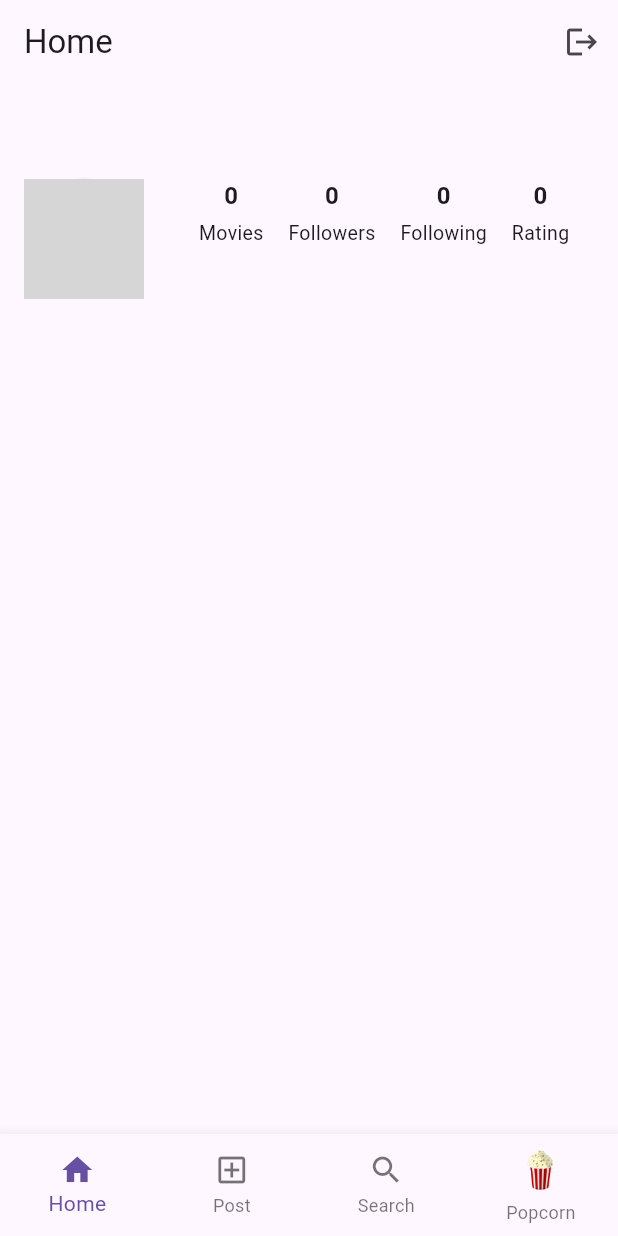
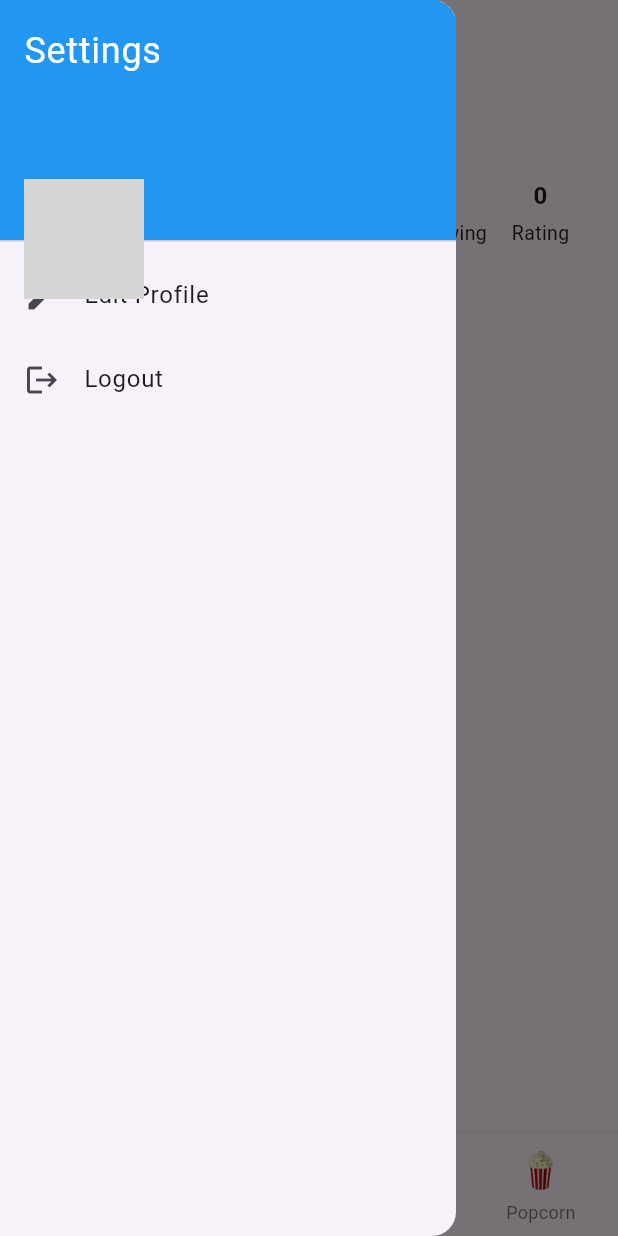
Before and after one commit to samanyu103/popcorn, a Flutter app: the screen it shows once a user with an empty profile is signed in, with the side drawer open (before the commit the screen has no drawer), on a phone screen of 412 x 824 dp. Run offline on Flutter 3.47's test engine with Material 3 defaults, Android fonts, the phone set to English and light mode, and no system bars; our stand-ins replace cloud_firestore, firebase_auth, firebase_core; accounts and stored records are empty; network calls fail; grey boxes are pictures that could not be loaded.

Commit message:
settings

```diff
--- a/lib/screens/home.dart
+++ b/lib/screens/home.dart
@@ -33,17 +33,69 @@ class HomeScreen extends StatelessWidget {
     return Scaffold(
       appBar: AppBar(
         title: const Text('Home'),
+        leading: Builder(
+          builder:
+              (context) => IconButton(
+                icon: const Icon(Icons.menu),
+                onPressed: () {
+                  Scaffold.of(context).openDrawer();
+                },
+              ),
+        ),
+      ),
+      drawer: Drawer(
+        child: ListView(
+          padding: EdgeInsets.zero,
+          children: [
+            const DrawerHeader(
+              decoration: BoxDecoration(color: Colors.blue),
+              child: Text(
+                'Settings',
+                style: TextStyle(color: Colors.white, fontSize: 24),
+              ),
+            ),
+            ListTile(
+              leading: const Icon(Icons.edit),
+              title: const Text('Edit Profile'),
+              onTap: () {
+                Navigator.pop(context); // close drawer
+                Navigator.pushNamed(context, '/details');
+              },
+            ),
+            ListTile(
+              leading: const Icon(Icons.logout),
+              title: const Text('Logout'),
+              onTap: () async {
+                Navigator.pop(context); // Close the drawer first
+                final confirm = await showDialog<bool>(
+                  context: context,
+                  builder:
+                      (context) => AlertDialog(
+                        title: const Text('Confirm Logout'),
+                        content: const Text('Are you sure you want to logout?'),
                         actions: [
-          IconButton(
-            onPressed: () async {
+                          TextButton(
+                            onPressed: () => Navigator.of(context).pop(false),
+                            child: const Text('Cancel'),
+                          ),
+                          TextButton(
+                            onPressed: () => Navigator.of(context).pop(true),
+                            child: const Text('Logout'),
+                          ),
+                        ],
+                      ),
+                );
+
+                if (confirm == true) {
                   await _authService.signOut();
                   if (context.mounted) {
                     Navigator.pushReplacementNamed(context, '/login');
                   }
+                }
               },
-            icon: const Icon(Icons.logout),
             ),
           ],
+        ),
       ),
       body: StreamBuilder<DocumentSnapshot>(
         stream:
```
Also changed, not shown: lib/screens/details.dart (+59 -13 lines), lib/services/db.dart (+18 -1 lines). Lines whose indentation alone changed are shown as unchanged.
